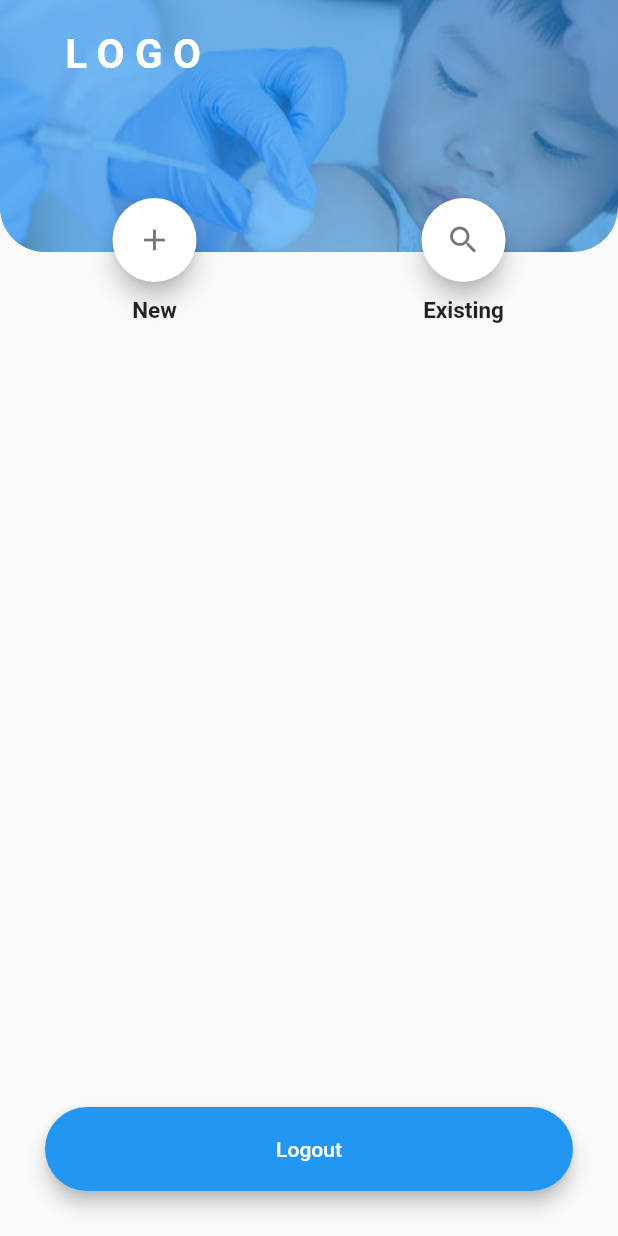
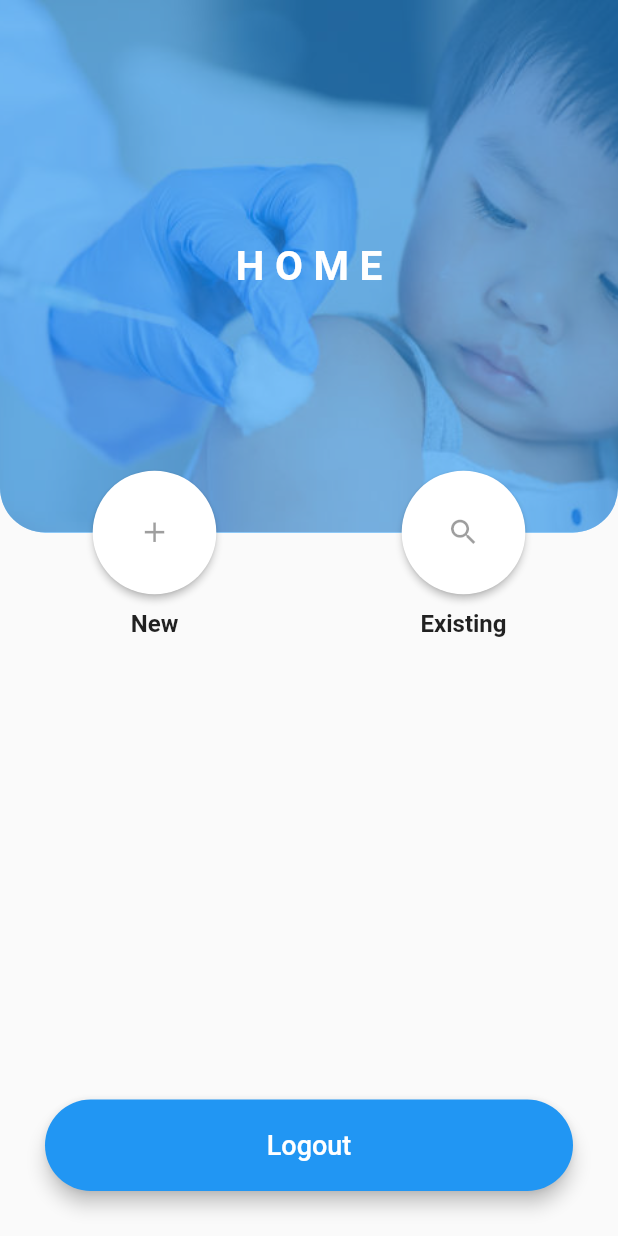
Before and after one commit to rupeshgyawali/digital-immunization-tracking-mbl, a Flutter app: the HealthPersonnelHomeScreen screen opened directly, on a phone screen of 412 x 824 dp. Run offline on Flutter 3.47's test engine with Material 2 defaults, Android fonts, the phone set to English and light mode, and no system bars; our stand-ins replace form_field_validator, image_picker, shared_preferences; accounts and stored records are empty.

Commit message:
Add programme info screen and tweak ui

```diff
--- a/lib/auth/screens/health_personnel_home_screen.dart
+++ b/lib/auth/screens/health_personnel_home_screen.dart
@@ -1,7 +1,6 @@
 import 'package:flutter/material.dart';
 import 'package:provider/provider.dart';
 
-import '../../child/screens/local/header_section.dart';
 import '../../core/models/app_state.dart';
 import '../../core/routes/route_paths.dart';
 import '../../core/widgets/button.dart';
@@ -14,21 +13,50 @@ class HealthPersonnelHomeScreen extends StatelessWidget {
       resizeToAvoidBottomInset: false,
       body: Column(
         children: [
-          HeaderSection(home: true),
+          Expanded(
+            flex: 3,
+            child: Container(
+              width: MediaQuery.of(context).size.width,
+              decoration: BoxDecoration(
+                image: DecorationImage(
+                  fit: BoxFit.cover,
+                  colorFilter: ColorFilter.mode(
+                      Colors.black.withOpacity(0.4), BlendMode.dstATop),
+                  image: AssetImage('assets/cover.jpg'),
+                ),
+                borderRadius: BorderRadius.only(
+                  bottomLeft: Radius.circular(30.0),
+                  bottomRight: Radius.circular(30.0),
+                ),
+                color: Theme.of(context).primaryColor,
+              ),
+              child: Center(
+                child: InkWell(
+                  child: Text(
+                    'HOME',
+                    style: TextStyle(
+                      fontSize: 27,
+                      color: Colors.white,
+                      fontWeight: FontWeight.bold,
+                      letterSpacing: 7,
+                    ),
+                  ),
+                  onTap: () {
+                    Navigator.pop(context);
+                  },
+                ),
+              ),
+            ),
+          ),
           Transform.translate(
-            offset: const Offset(0.0, -36.0),
+            offset: Offset(0.0, -(MediaQuery.of(context).size.width / 10)),
             child: Row(
               mainAxisAlignment: MainAxisAlignment.spaceAround,
               children: [
                 Column(
                   children: [
-                    FloatingActionButton(
-                      heroTag: 'add',
-                      backgroundColor: Colors.white,
-                      foregroundColor: Colors.black54,
-                      child: Icon(
-                        Icons.add,
-                      ),
+                    FloatingButton(
+                      icon: Icons.add,
                       onPressed: () {
                         Navigator.pushNamed(
                             context, RoutePath.child_registration);
@@ -38,19 +66,14 @@ class HealthPersonnelHomeScreen extends StatelessWidget {
                     Text(
                       'New',
                       style:
-                          TextStyle(fontSize: 15, fontWeight: FontWeight.bold),
+                          TextStyle(fontSize: 16, fontWeight: FontWeight.bold),
                     ),
                   ],
                 ),
                 Column(
                   children: [
-                    FloatingActionButton(
-                      heroTag: 'search',
-                      backgroundColor: Colors.white,
-                      foregroundColor: Colors.black54,
-                      child: Icon(
-                        Icons.search,
-                      ),
+                    FloatingButton(
+                      icon: Icons.search,
                       onPressed: () {
                         Navigator.pushNamed(context, RoutePath.child_search);
                       },
@@ -59,19 +82,19 @@ class HealthPersonnelHomeScreen extends StatelessWidget {
                     Text(
                       'Existing',
                       style:
-                          TextStyle(fontSize: 15, fontWeight: FontWeight.bold),
+                          TextStyle(fontSize: 16, fontWeight: FontWeight.bold),
                     ),
                   ],
                 ),
               ],
             ),
           ),
-          Expanded(child: Container()),
+          Expanded(flex: 2, child: Container()),
           Padding(
             padding: const EdgeInsets.all(30.0),
             child: DitButton(
               label: 'Logout',
-              textStyle: TextStyle(color: Colors.white),
+              textStyle: TextStyle(color: Colors.white, fontSize: 18),
               minWidth: MediaQuery.of(context).size.width,
               onPressed: () async {
                 if (context.read<AppState>().isLoggedIn) {
@@ -93,3 +116,29 @@ class HealthPersonnelHomeScreen extends StatelessWidget {
     );
   }
 }
+
+class FloatingButton extends StatelessWidget {
+  const FloatingButton({Key key, this.icon, this.onPressed}) : super(key: key);
+
+  final IconData icon;
+  final void Function() onPressed;
+
+  @override
+  Widget build(BuildContext context) {
+    return Container(
+      width: MediaQuery.of(context).size.width / 5,
+      height: MediaQuery.of(context).size.width / 5,
+      child: RawMaterialButton(
+        fillColor: Colors.white,
+        shape: CircleBorder(),
+        elevation: 2.0,
+        child: Icon(
+          icon,
+          color: Colors.black38,
+          size: MediaQuery.of(context).size.width / 5 - 60,
+        ),
+        onPressed: onPressed,
+      ),
+    );
+  }
+}
--- a/lib/core/routes/route_paths.dart
+++ b/lib/core/routes/route_paths.dart
@@ -2,6 +2,7 @@ class RoutePath {
   RoutePath._();
 
   static const String app_home = '/app-home';
+  static const String programme_info = '/programme-info';
   static const String health_personnel_login = '/health-personal-login';
   static const String health_personnel_home = '/health_personnel_home';
   static const String child_search = '/child-search';
--- a/lib/core/routes/router.dart
+++ b/lib/core/routes/router.dart
@@ -4,6 +4,7 @@ import '../../auth/screens/app_home_screen.dart';
 import '../../auth/screens/child_login_screen.dart';
 import '../../auth/screens/health_personnel_home_screen.dart';
 import '../../auth/screens/health_personnel_login_screen.dart';
+import '../../auth/screens/national_immunization_programme_info_screen.dart';
 import '../../child/models/child_model.dart';
 import '../../child/screens/child_home_screen.dart';
 import '../../child/screens/child_registration_screen.dart';
@@ -32,6 +33,8 @@ class Router {
         return _materialPageRoute(AppHomeScreen());
       case '${RoutePath.app_home}':
         return _materialPageRoute(AppHomeScreen());
+      case '${RoutePath.programme_info}':
+        return _slideTransitionRoute(NationalImmunizationProgrammeInfo());
       case '${RoutePath.health_personnel_login}':
         return _slideTransitionRoute(HealthPersonalLoginScreen());
       case '${RoutePath.health_personnel_home}':
--- a/lib/core/widgets/button.dart
+++ b/lib/core/widgets/button.dart
@@ -62,7 +62,7 @@ class DitButtonExpanded extends StatelessWidget {
       textStyle: this.textStyle ??
           TextStyle(
             color: Theme.of(context).primaryColor,
-            fontSize: 25,
+            fontSize: 22,
             fontWeight: FontWeight.bold,
           ),
       padding: this.padding,
```
Also changed, not shown: lib/auth/screens/app_home_screen.dart (+27 -0 lines), lib/auth/screens/national_immunization_programme_info_screen.dart (added, +364 -0 lines), lib/child/screens/child_registration_screen.dart (+36 -0 lines).
